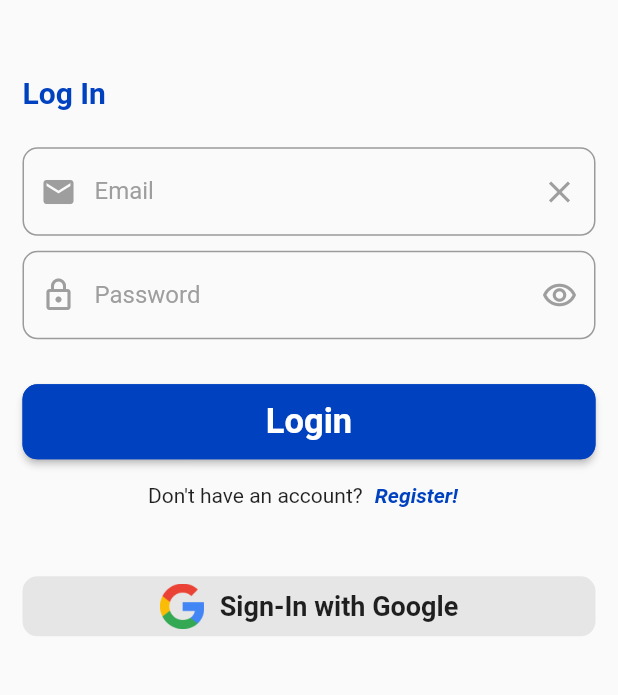
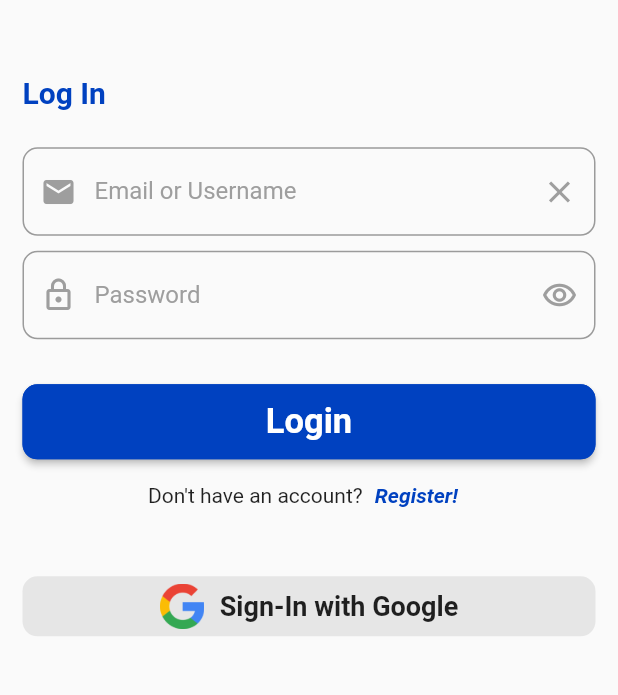
Before and after one commit to zeyadali06/Panasonic, a Flutter app: the RegisterPage screen opened by its route, after a tap on "Register", after a tap on "Login!", on a phone screen of 412 x 824 dp, the part 357-1052 px from its top. Run offline on Flutter 3.47's test engine with Material 2 defaults, Android fonts, the phone set to English and light mode, and no system bars; drawn by our look-alikes of modal_progress_hud_nsn; our stand-ins replace animated_text_kit, cloud_firestore, firebase_auth, firebase_core, google_sign_in, internet_connection_checker and 1 more; missing offline and left inert: number_editing_controller; accounts and stored records are empty.

Commit message:
add username login feature

```diff
--- a/lib/components/helper.dart
+++ b/lib/components/helper.dart
@@ -199,6 +199,7 @@ class _CustomTextFormFieldState extends State<CustomTextFormField> {
           }
           return null;
         },
+        cursorOpacityAnimates: true,
         cursorColor: color,
         obscureText: show!,
         onChanged: widget.onChanged,
--- a/lib/constants.dart
+++ b/lib/constants.dart
@@ -1,10 +1,9 @@
 import 'package:flutter/material.dart';
 
-// ignore: constant_identifier_names
 const KPrimayColor = Color(0xff0041c0);
 const String usersCollection = 'UsersAndTheirDevices';
 const String allProductsCollection = 'AllProducts';
-const String ocs = 'Office Communication Systems';
+const String usernameCollection = 'UsernameCollection';
 const Set<String> allCategories = {
   'Air Conditioning',
   'Automation Control Components',
@@ -43,7 +42,6 @@ const Set<String> allCategories = {
   'Ventilating Fan',
   'Visual Sort Assist',
 };
-
 const Set<String> allCompatibleDevices = {
   'KX-TEA308',
   'KX-TES824',
@@ -63,7 +61,6 @@ const Set<String> allCompatibleDevices = {
   'KX-NS500',
   'KX-NS1000',
 };
-
 double widthOfCustoms(BuildContext context) => MediaQuery.of(context).size.width - KPadding * 2;
 const double KPadding = 15;
 BorderRadius KRadius = BorderRadius.circular(10);
--- a/lib/main.dart
+++ b/lib/main.dart
@@ -3,6 +3,7 @@ import 'package:firebase_core/firebase_core.dart';
 import 'package:flutter/material.dart';
 import 'package:panasonic/NavigationBar.dart';
 import 'package:panasonic/firebase_options.dart';
+import 'package:panasonic/models/ProductModel.dart';
 import 'package:panasonic/screens/AddProductPage.dart';
 import 'package:panasonic/screens/EditOrDeleteProductPage.dart';
 import 'package:panasonic/screens/SearchPage.dart';
@@ -10,7 +11,6 @@ import 'package:panasonic/screens/SplachScreen.dart';
 import 'package:panasonic/screens/LoginPage.dart';
 import 'package:panasonic/screens/MyProductsPage.dart';
 import 'package:panasonic/screens/RegisterPage.dart';
-import 'package:panasonic/services/ProductServices.dart';
 import 'package:provider/provider.dart';
 
 void main() async {
@@ -47,6 +47,7 @@ class MyApp extends StatelessWidget {
 
 class ProviderVariables extends ChangeNotifier {
   String? email;
+  String? username;
 
   ProductModel? product;
   bool? used;
--- /dev/null
+++ b/lib/models/ProductModel.dart
@@ -0,0 +1,42 @@
+// ignore_for_file: file_names
+
+class ProductModel {
+  String model;
+  String description;
+  String category;
+  bool used;
+  double? price;
+  int? quantity;
+  String? image;
+  String? abbreviation;
+  Set? compatibility;
+  String? note;
+
+  ProductModel({
+    required this.model,
+    required this.description,
+    required this.category,
+    required this.used,
+    this.price,
+    this.quantity,
+    this.image,
+    this.abbreviation,
+    this.compatibility,
+    this.note,
+  });
+
+  factory ProductModel.fromFireStoreDB(dynamic data) {
+    return ProductModel(
+      model: data['model'],
+      description: data['description'],
+      category: data['category'],
+      used: data['used'],
+      price: data['price'],
+      quantity: data['quantity'],
+      image: data['image'],
+      abbreviation: data['abbreviation'],
+      compatibility: data['compatibility'] == null ? null : data['compatibility'].toSet(),
+      note: data['note'],
+    );
+  }
+}
--- a/lib/screens/AddProductPage.dart
+++ b/lib/screens/AddProductPage.dart
@@ -3,6 +3,7 @@ import 'package:flutter/material.dart';
 import 'package:panasonic/components/helper.dart';
 import 'package:panasonic/constants.dart';
 import 'package:panasonic/main.dart';
+import 'package:panasonic/models/ProductModel.dart';
 import 'package:panasonic/services/ProductServices.dart';
 import 'package:provider/provider.dart';
 import 'package:number_editing_controller/number_editing_controller.dart';
--- a/lib/screens/EditOrDeleteProductPage.dart
+++ b/lib/screens/EditOrDeleteProductPage.dart
@@ -6,6 +6,7 @@ import 'package:number_editing_controller/number_editing_controller.dart';
 import 'package:panasonic/components/helper.dart';
 import 'package:panasonic/constants.dart';
 import 'package:panasonic/main.dart';
+import 'package:panasonic/models/ProductModel.dart';
 import 'package:panasonic/services/ProductServices.dart';
 import 'package:provider/provider.dart';
 
--- a/lib/screens/LoginPage.dart
+++ b/lib/screens/LoginPage.dart
@@ -1,4 +1,5 @@
 // ignore_for_file: file_names
+import 'package:cloud_firestore/cloud_firestore.dart';
 import 'package:firebase_auth/firebase_auth.dart';
 import 'package:flutter/material.dart';
 import 'package:lottie/lottie.dart';
@@ -17,7 +18,7 @@ class LoginPage extends StatefulWidget {
 }
 
 class _LoginPageState extends State<LoginPage> {
-  String? email;
+  String? emailOrUsername;
   String? password;
   bool isLoading = false;
   GlobalKey<FormState> deviceKey = GlobalKey();
@@ -47,23 +48,32 @@ class _LoginPageState extends State<LoginPage> {
                     const Row(children: [Center(child: Text('Log In', style: TextStyle(fontSize: 20, fontWeight: FontWeight.bold, color: KPrimayColor)))]),
                     const SizedBox(height: 25),
 
-                    // Email
-                    Form(
+                    // Email Or Username
+                    Focus(
+                      onFocusChange: (value) {
+                        deviceKey.currentState!.validate();
+                      },
+                      child: Form(
                         key: deviceKey,
                         child: CustomTextFormField(
                           prefixIcon: Icons.email,
-                        label: 'Email',
-                        hintText: 'Enter Your Email',
+                          label: 'Email or Username',
+                          hintText: 'Enter Your Email or Username',
                           onChanged: (data) {
                             deviceKey.currentState!.validate();
-                          email = data;
+                            emailOrUsername = data;
                           },
+                        ),
                       ),
                     ),
                     const SizedBox(height: 10),
 
                     // Password
-                    Form(
+                    Focus(
+                      onFocusChange: (value) {
+                        descriptionKey.currentState!.validate();
+                      },
+                      child: Form(
                         key: descriptionKey,
                         child: CustomTextFormField(
                           prefixIcon: Icons.lock_outlined,
@@ -74,6 +84,7 @@ class _LoginPageState extends State<LoginPage> {
                             descriptionKey.currentState!.validate();
                             password = data;
                           },
+                        ),
                       ),
                     ),
                     const SizedBox(height: 30),
@@ -88,7 +99,7 @@ class _LoginPageState extends State<LoginPage> {
                           setState(() {
                             isLoading = true;
                           });
-                          await loginNormally(context, email!, password!);
+                          await loginNormally(context, emailOrUsername!, password!);
                           setState(() {
                             isLoading = false;
                           });
@@ -142,10 +153,28 @@ class _LoginPageState extends State<LoginPage> {
   }
 }
 
-Future<void> loginNormally(BuildContext context, String email, String password) async {
+Future<void> loginNormally(BuildContext context, String emailOrUsername, String password) async {
   try {
+    String? email;
+    String? username;
+
+    if (emailOrUsername.contains('@')) {
+      email = emailOrUsername;
+    } else {
+      username = emailOrUsername;
+    }
+
+    if (email == null) {
+      var d = await FirebaseFirestore.instance.collection(usernameCollection).where('username', isEqualTo: username).limit(1).get();
+      email = await SignIn.getEmailFromFirebaseAuth(d.docs[0].id);
+      await SignIn.signIn(email!, password);
+    } else if (username == null) {
       UserCredential user = await SignIn.signIn(email, password);
-    Provider.of<ProviderVariables>(context, listen: false).email = user.user!.email;
+      username = await SignIn.getUsernameFromFirestore(user.user!.uid);
+    }
+
+    Provider.of<ProviderVariables>(context, listen: false).email = email;
+    Provider.of<ProviderVariables>(context, listen: false).username = username;
     Navigator.pushReplacementNamed(context, 'HomeNavigationBar');
   } on FirebaseAuthException catch (exc) {
     if (exc.code == 'user-not-found') {
@@ -163,3 +192,7 @@ Future<void> loginNormally(BuildContext context, String email, String password)
     showSnackBar(context, 'Error');
   }
 }
+
+// zeyad@gmail.com
+
+// 06062003
--- a/lib/screens/MyProductsPage.dart
+++ b/lib/screens/MyProductsPage.dart
@@ -3,7 +3,7 @@ import 'package:cloud_firestore/cloud_firestore.dart';
 import 'package:flutter/material.dart';
 import 'package:panasonic/constants.dart';
 import 'package:panasonic/main.dart';
-import 'package:panasonic/services/ProductServices.dart';
+import 'package:panasonic/models/ProductModel.dart';
 import 'package:provider/provider.dart';
 
 // ignore: must_be_immutable
--- a/lib/screens/RegisterPage.dart
+++ b/lib/screens/RegisterPage.dart
@@ -55,7 +55,11 @@ class _RegisterPageState extends State<RegisterPage> {
                     const SizedBox(height: 25),
 
                     // Username
-                    Form(
+                    Focus(
+                      onFocusChange: (value) {
+                        usernameKey.currentState!.validate();
+                      },
+                      child: Form(
                         key: usernameKey,
                         child: CustomTextFormField(
                           prefixIcon: Icons.person,
@@ -68,10 +72,15 @@ class _RegisterPageState extends State<RegisterPage> {
                           },
                         ),
                       ),
+                    ),
                     const SizedBox(height: 10),
 
                     // Email
-                    Form(
+                    Focus(
+                      onFocusChange: (value) {
+                        emailKey.currentState!.validate();
+                      },
+                      child: Form(
                         key: emailKey,
                         child: CustomTextFormField(
                           prefixIcon: Icons.email,
@@ -83,10 +92,15 @@ class _RegisterPageState extends State<RegisterPage> {
                           },
                         ),
                       ),
+                    ),
                     const SizedBox(height: 10),
 
                     // Password
-                    Form(
+                    Focus(
+                      onFocusChange: (value) {
+                        passwordKey.currentState!.validate();
+                      },
+                      child: Form(
                         key: passwordKey,
                         child: CustomTextFormField(
                           prefixIcon: Icons.lock_outlined,
@@ -99,10 +113,15 @@ class _RegisterPageState extends State<RegisterPage> {
                           },
                         ),
                       ),
+                    ),
                     const SizedBox(height: 10),
 
                     // Confirm Password
-                    Form(
+                    Focus(
+                      onFocusChange: (value) {
+                        confirmPasswordKey.currentState!.validate();
+                      },
+                      child: Form(
                         key: confirmPasswordKey,
                         child: CustomTextFormField(
                           prefixIcon: Icons.lock_outlined,
@@ -113,6 +132,7 @@ class _RegisterPageState extends State<RegisterPage> {
                             confirmPasswordKey.currentState!.validate();
                             confirmPassword = data.trim();
                           },
+                        ),
                       ),
                     ),
                     const SizedBox(height: 30),
@@ -131,7 +151,7 @@ class _RegisterPageState extends State<RegisterPage> {
                           setState(() {
                             isLoading = true;
                           });
-                          await registerNormally(context, username, email, password);
+                          await registerNormally(context, email, username, password);
                           setState(() {
                             isLoading = false;
                           });
@@ -185,10 +205,11 @@ class _RegisterPageState extends State<RegisterPage> {
   }
 }
 
-Future<void> registerNormally(BuildContext context, String username, String email, String password) async {
+Future<void> registerNormally(BuildContext context, String email, String username, String password) async {
   try {
-    UserCredential user = await Register.register(username, email, password);
-    Provider.of<ProviderVariables>(context, listen: false).email = user.user!.email;
+    await Register.register(email, username, password);
+    Provider.of<ProviderVariables>(context, listen: false).email = email;
+    Provider.of<ProviderVariables>(context, listen: false).username = username;
     Navigator.pushReplacementNamed(context, 'HomeNavigationBar');
   } on FirebaseAuthException catch (exc) {
     if (exc.code == 'weak-password') {
--- a/lib/screens/SearchPage.dart
+++ b/lib/screens/SearchPage.dart
@@ -5,7 +5,7 @@ import 'package:flutter/material.dart';
 import 'package:panasonic/components/helper.dart';
 import 'package:panasonic/constants.dart';
 import 'package:panasonic/main.dart';
-import 'package:panasonic/services/ProductServices.dart';
+import 'package:panasonic/models/ProductModel.dart';
 import 'package:provider/provider.dart';
 
 class SearchPage extends StatefulWidget {
--- a/lib/screens/SplachScreen.dart
+++ b/lib/screens/SplachScreen.dart
@@ -1,3 +1,5 @@
+// ignore_for_file: file_names
+
 import 'package:flutter/material.dart';
 import 'package:flutter/services.dart';
 import 'package:internet_connection_checker/internet_connection_checker.dart';
--- a/lib/services/ProductServices.dart
+++ b/lib/services/ProductServices.dart
@@ -3,47 +3,7 @@
 import 'dart:async';
 import 'package:cloud_firestore/cloud_firestore.dart';
 import 'package:panasonic/constants.dart';
-
-class ProductModel {
-  String model;
-  String description;
-  String category;
-  bool used;
-  double? price;
-  int? quantity;
-  String? image;
-  String? abbreviation;
-  Set? compatibility;
-  String? note;
-
-  ProductModel({
-    required this.model,
-    required this.description,
-    required this.category,
-    required this.used,
-    this.price,
-    this.quantity,
-    this.image,
-    this.abbreviation,
-    this.compatibility,
-    this.note,
-  });
-
-  factory ProductModel.fromFireStoreDB(dynamic data) {
-    return ProductModel(
-      model: data['model'],
-      description: data['description'],
-      category: data['category'],
-      used: data['used'],
-      price: data['price'],
-      quantity: data['quantity'],
-      image: data['image'],
-      abbreviation: data['abbreviation'],
-      compatibility: data['compatibility'] == null ? null : data['compatibility'].toSet(),
-      note: data['note'],
-    );
-  }
-}
+import 'package:panasonic/models/ProductModel.dart';
 
 Future<void> addProduct({required ProductModel product}) async {
   await FirebaseFirestore.instance.collection(allProductsCollection).doc(product.model).set({
--- a/lib/services/SignInAndRegister.dart
+++ b/lib/services/SignInAndRegister.dart
@@ -3,6 +3,7 @@
 import 'package:cloud_firestore/cloud_firestore.dart';
 import 'package:firebase_auth/firebase_auth.dart';
 import 'package:google_sign_in/google_sign_in.dart';
+import 'package:panasonic/constants.dart';
 
 class SignIn {
   static Future<UserCredential> signIn(String email, String password) async {
@@ -18,12 +19,22 @@ class SignIn {
     );
     return await FirebaseAuth.instance.signInWithCredential(credential);
   }
+
+  static Future<String?> getUsernameFromFirestore(String uid) async {
+    var d = await FirebaseFirestore.instance.collection(usernameCollection).doc(uid).get();
+    return d.data()!['username'];
+  }
+
+  static Future<String?> getEmailFromFirebaseAuth(String uid) async {
+    User? user = await FirebaseAuth.instance.userChanges().firstWhere((user) => user!.uid == uid);
+    return user?.email;
+  }
 }
 
 class Register {
-  static Future<UserCredential> register(String email, String password, String username) async {
+  static Future<UserCredential> register(String email, String username, String password) async {
     UserCredential userCredential = await FirebaseAuth.instance.createUserWithEmailAndPassword(email: email, password: password);
-    await FirebaseFirestore.instance.collection('users').doc(userCredential.user!.uid).set({'username': username}, SetOptions(merge: true));
+    await FirebaseFirestore.instance.collection(usernameCollection).doc(userCredential.user!.uid).set({'username': username}, SetOptions(merge: true));
     return userCredential;
   }
 }
```
Lines whose indentation alone changed are shown as unchanged.
